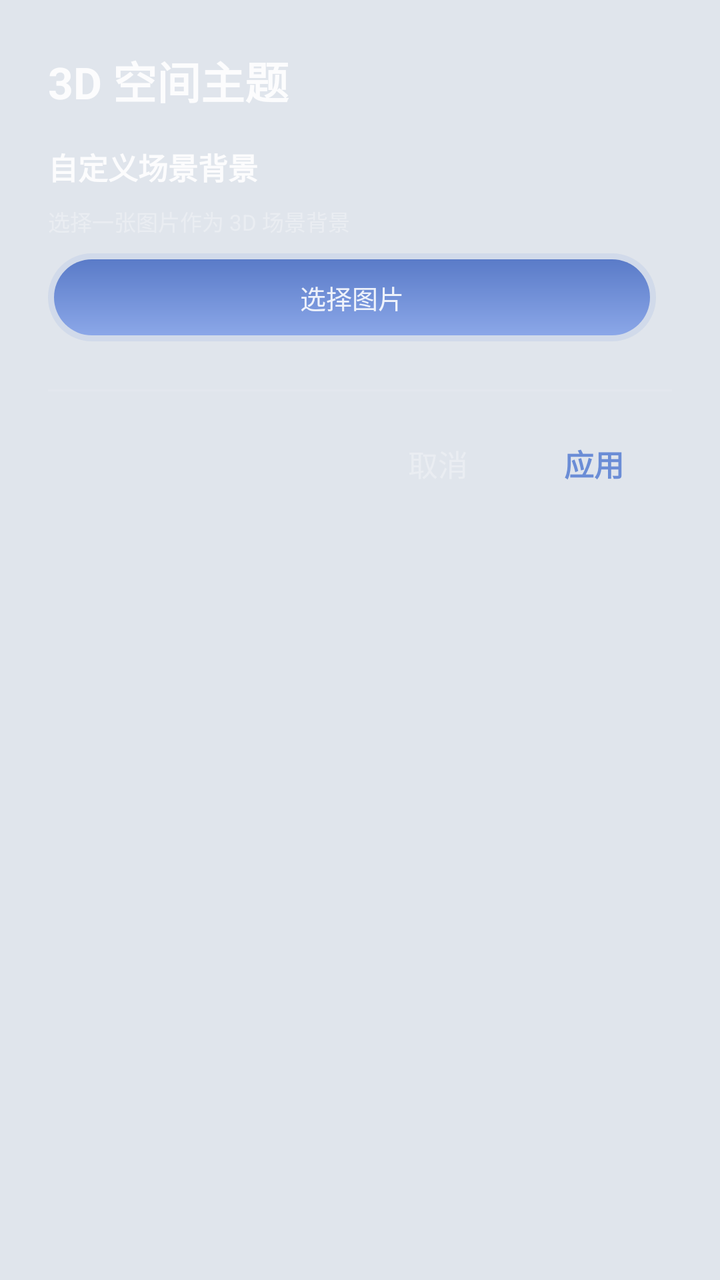
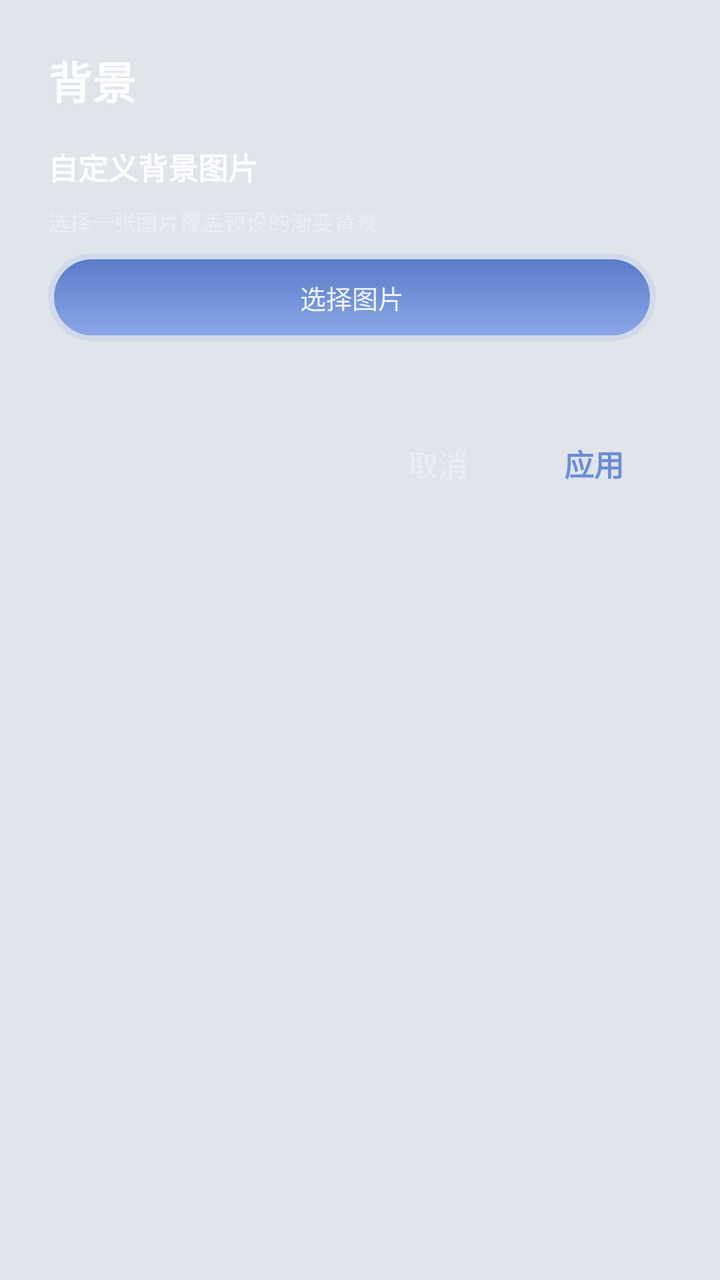

An Android layout rendered at two revisions. The XML below is the earlier revision; the diff shows what the commit changed to produce the second picture.
<!-- AndroidManifest.xml: application theme Theme.BillBook -->
<!-- res/layout/dialog_theme_editor.xml -->
<?xml version="1.0" encoding="utf-8"?>
<ScrollView xmlns:android="http://schemas.android.com/apk/res/android"
    android:layout_width="match_parent"
    android:layout_height="wrap_content">

    <LinearLayout
        android:layout_width="match_parent"
        android:layout_height="wrap_content"
        android:orientation="vertical"
        android:padding="@dimen/spacing_lg">

        <TextView
            android:layout_width="wrap_content"
            android:layout_height="wrap_content"
            android:text="3D 空间主题"
            android:textSize="@dimen/text_xl"
            android:textStyle="bold"
            android:textColor="@color/anime_text_primary"
            android:layout_marginBottom="@dimen/spacing_md" />

        
        <TextView
            android:layout_width="wrap_content"
            android:layout_height="wrap_content"
            android:text="自定义场景背景"
            android:textSize="@dimen/text_md"
            android:textStyle="bold"
            android:textColor="@color/anime_text_primary"
            android:layout_marginBottom="@dimen/spacing_sm" />

        <TextView
            android:layout_width="wrap_content"
            android:layout_height="wrap_content"
            android:text="选择一张图片作为 3D 场景背景"
            android:textSize="@dimen/text_xs"
            android:textColor="@color/anime_text_hint"
            android:layout_marginBottom="@dimen/spacing_sm" />

        
        <FrameLayout
            android:id="@+id/layoutImagePreview"
            android:layout_width="match_parent"
            android:layout_height="160dp"
            android:layout_marginBottom="@dimen/spacing_sm"
            android:background="@drawable/bg_glass_card"
            android:visibility="gone">

            <ImageView
                android:id="@+id/ivPreview"
                android:layout_width="match_parent"
                android:layout_height="match_parent"
                android:scaleType="centerCrop" />
        </FrameLayout>

        
        <LinearLayout
            android:layout_width="match_parent"
            android:layout_height="wrap_content"
            android:orientation="horizontal"
            android:layout_marginBottom="@dimen/spacing_lg">

            <FrameLayout
                android:id="@+id/btnPickImage"
                android:layout_width="0dp"
                android:layout_height="44dp"
                android:layout_weight="1"
                android:background="@drawable/bg_anime_button">

                <TextView
                    android:layout_width="wrap_content"
                    android:layout_height="wrap_content"
                    android:layout_gravity="center"
                    android:text="选择图片"
                    android:textColor="@color/anime_text_primary"
                    android:textSize="@dimen/text_sm" />
            </FrameLayout>

            <View
                android:layout_width="8dp"
                android:layout_height="match_parent" />

            <FrameLayout
                android:id="@+id/btnClearImage"
                android:layout_width="0dp"
                android:layout_height="44dp"
                android:layout_weight="1"
                android:background="@drawable/bg_anime_button"
                android:visibility="gone">

                <TextView
                    android:layout_width="wrap_content"
                    android:layout_height="wrap_content"
                    android:layout_gravity="center"
                    android:text="清除图片"
                    android:textColor="@color/anime_text_hint"
                    android:textSize="@dimen/text_sm" />
            </FrameLayout>
        </LinearLayout>

        
        <View
            android:layout_width="match_parent"
            android:layout_height="1dp"
            android:background="@color/anime_divider"
            android:layout_marginBottom="@dimen/spacing_md" />

        
        <LinearLayout
            android:layout_width="match_parent"
            android:layout_height="wrap_content"
            android:gravity="end"
            android:orientation="horizontal">

            <TextView
                android:id="@+id/btnCancel"
                android:layout_width="wrap_content"
                android:layout_height="40dp"
                android:gravity="center"
                android:paddingHorizontal="@dimen/spacing_lg"
                android:text="取消"
                android:textColor="@color/anime_text_hint"
                android:textSize="@dimen/text_md" />

            <TextView
                android:id="@+id/btnApply"
                android:layout_width="wrap_content"
                android:layout_height="40dp"
                android:gravity="center"
                android:paddingHorizontal="@dimen/spacing_lg"
                android:text="应用"
                android:textColor="@color/anime_accent"
                android:textSize="@dimen/text_md"
                android:textStyle="bold" />
        </LinearLayout>
    </LinearLayout>
</ScrollView>
<!-- resources referenced by this layout -->
<resources>
  <color name="anime_accent">#FF6B8DD6</color>
  <color name="anime_divider">#15FFFFFF</color>
  <color name="anime_text_hint">#50FFFFFF</color>
  <color name="anime_text_primary">#E0FFFFFF</color>
  <dimen name="spacing_lg">24dp</dimen>
  <dimen name="spacing_md">16dp</dimen>
  <dimen name="spacing_sm">8dp</dimen>
  <dimen name="text_md">15sp</dimen>
  <dimen name="text_sm">13sp</dimen>
  <dimen name="text_xl">22sp</dimen>
  <dimen name="text_xs">11sp</dimen>
  <!-- drawable bg_anime_button (drawable) -->
  <?xml version="1.0" encoding="utf-8"?>
  <layer-list xmlns:android="http://schemas.android.com/apk/res/android">
      
      <item>
          <shape android:shape="rectangle">
              <solid android:color="#206B8DD6" />
              <corners android:radius="28dp" />
          </shape>
      </item>
      
      <item
          android:bottom="3dp"
          android:left="3dp"
          android:right="3dp"
          android:top="3dp">
          <shape android:shape="rectangle">
              <gradient
                  android:angle="90"
                  android:endColor="#5A7BC8"
                  android:startColor="#8BA7E8"
                  android:type="linear" />
              <corners android:radius="24dp" />
          </shape>
      </item>
  </layer-list>
  <!-- drawable bg_glass_card (drawable) -->
  <?xml version="1.0" encoding="utf-8"?>
  <shape xmlns:android="http://schemas.android.com/apk/res/android"
      android:shape="rectangle">
      <solid android:color="#18FFFFFF" />
      <corners android:radius="16dp" />
      <stroke
          android:width="0.5dp"
          android:color="#20FFFFFF" />
  </shape>
  <style name="Theme.BillBook" parent="Theme.MaterialComponents.Light.NoActionBar">
          <item name="colorPrimary">@color/colorPrimary</item>
          <item name="colorPrimaryDark">@color/colorPrimaryDark</item>
          <item name="colorAccent">@color/colorAccent</item>
          <item name="android:windowBackground">@color/bg_page</item>
          <item name="android:statusBarColor">@android:color/transparent</item>
          <item name="android:navigationBarColor">@android:color/transparent</item>
          <item name="android:windowLightNavigationBar">true</item>
      </style>
  <color name="colorPrimary">#6B8DD6</color>
  <color name="colorPrimaryDark">#5A7BC8</color>
  <color name="colorAccent">#8BA7E8</color>
  <color name="bg_page">#E0E5EC</color>
</resources>

<!-- the commit's change to res/layout/dialog_theme_editor.xml (unified diff, before → after) -->
@@ -12,7 +12,7 @@
         <TextView
             android:layout_width="wrap_content"
             android:layout_height="wrap_content"
-            android:text="3D 空间主题"
+            android:text="背景"
             android:textSize="@dimen/text_xl"
             android:textStyle="bold"
             android:textColor="@color/anime_text_primary"
@@ -22,7 +22,7 @@
         <TextView
             android:layout_width="wrap_content"
             android:layout_height="wrap_content"
-            android:text="自定义场景背景"
+            android:text="自定义背景图片"
             android:textSize="@dimen/text_md"
             android:textStyle="bold"
             android:textColor="@color/anime_text_primary"
@@ -31,7 +31,7 @@
         <TextView
             android:layout_width="wrap_content"
             android:layout_height="wrap_content"
-            android:text="选择一张图片作为 3D 场景背景"
+            android:text="选择一张图片覆盖预设的渐变背景"
             android:textSize="@dimen/text_xs"
             android:textColor="@color/anime_text_hint"
             android:layout_marginBottom="@dimen/spacing_sm" />
